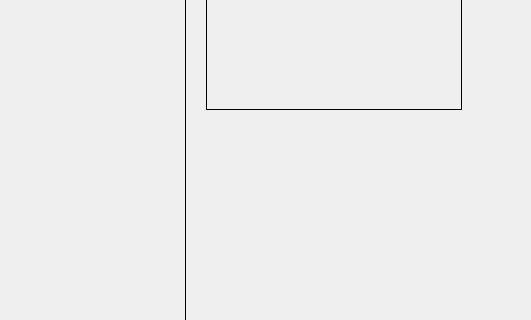
Above: main_window.ui from huy-lv/partcheck before the change; both pictures show x 474 to 1005 and y 134 to 454 of the 1005 by 616 pixel window. Below: the same form after it.
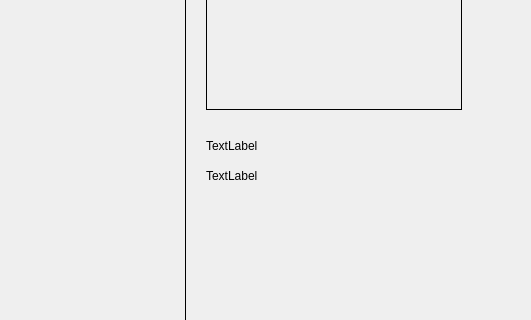
That is the form after the change.

Commit message: multi object detection

```diff
--- a/main_window.ui
+++ b/main_window.ui
@@ -85,6 +85,32 @@
               <string/>
           </property>
       </widget>
+      <widget class="QLabel" name="lb1">
+          <property name="geometry">
+              <rect>
+                  <x>680</x>
+                  <y>270</y>
+                  <width>68</width>
+                  <height>19</height>
+              </rect>
+          </property>
+          <property name="text">
+              <string>TextLabel</string>
+          </property>
+      </widget>
+      <widget class="QLabel" name="lb2">
+          <property name="geometry">
+              <rect>
+                  <x>680</x>
+                  <y>300</y>
+                  <width>68</width>
+                  <height>19</height>
+              </rect>
+          </property>
+          <property name="text">
+              <string>TextLabel</string>
+          </property>
+      </widget>
   </widget>
   <widget class="QMenuBar" name="menubar">
    <property name="geometry">
```
The commit also changes 1 other file.
